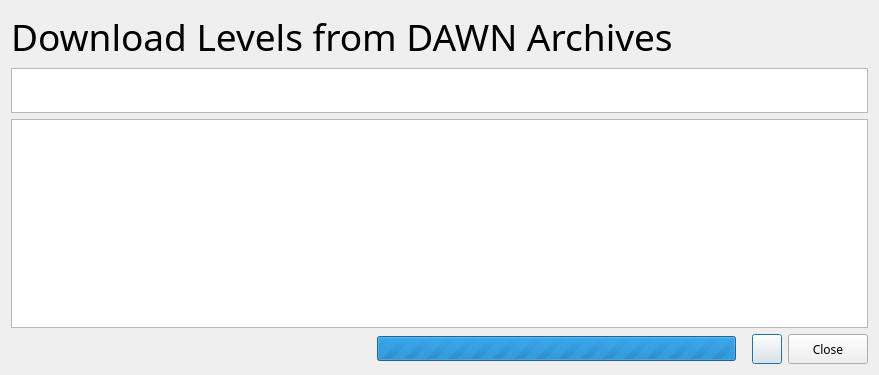
The window that wikiLYNX/ui/getlevel.ui (flamboyantpenguin/wikilynx) describes before a commit, drawn with Qt 5.
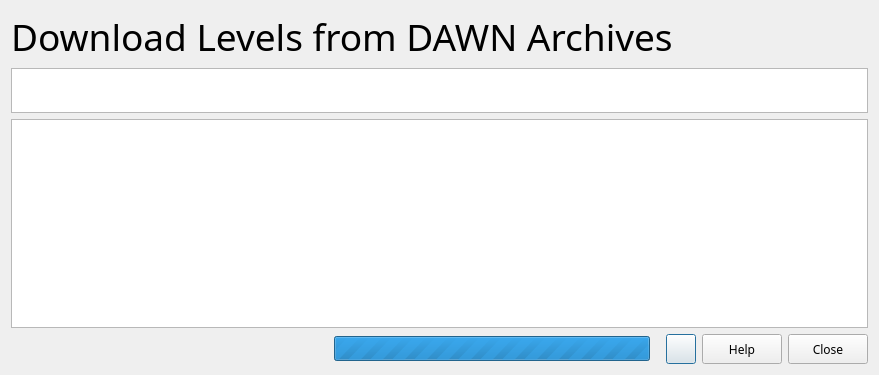
The same window after the commit. Icons and pictures are not drawn.

Commit message: Release 1.5.0-C4  - Added sound effects  - Minor Improvements on Level Editors  - Code cleanup  - Added What's New Dialog  - Embedded new Comfortaa font  - Added Privacy Policy  - Revamped congrats ui

Patch:
```diff
--- a/wikiLYNX/ui/getlevel.ui
+++ b/wikiLYNX/ui/getlevel.ui
@@ -87,7 +87,7 @@
     </widget>
    </item>
    <item>
-    <layout class="QHBoxLayout" name="horizontalLayout" stretch="1,1,0,0,0">
+    <layout class="QHBoxLayout" name="horizontalLayout" stretch="1,1,0,0,0,0">
      <item>
       <widget class="QLabel" name="status">
        <property name="font">
@@ -163,6 +163,22 @@
        </property>
       </widget>
      </item>
+     <item>
+      <widget class="QPushButton" name="helpButton">
+       <property name="sizePolicy">
+        <sizepolicy hsizetype="Fixed" vsizetype="Minimum">
+         <horstretch>0</horstretch>
+         <verstretch>0</verstretch>
+        </sizepolicy>
+       </property>
+       <property name="text">
+        <string>Help</string>
+       </property>
+       <property name="icon">
+        <iconset theme="help"/>
+       </property>
+      </widget>
+     </item>
      <item>
       <widget class="QPushButton" name="exitButton">
        <property name="sizePolicy">
```
The commit also changes 61 other files.
